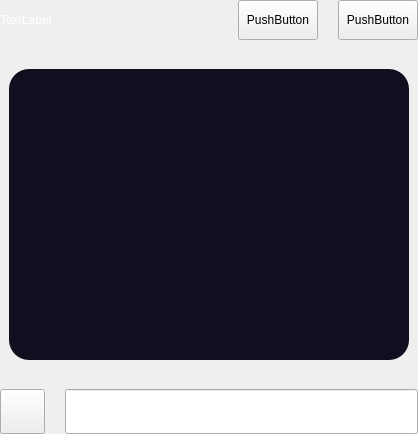
Qt form src/qt/settings/forms/settingsconsolewidget.ui (eons-finance/ALQO) before a commit.
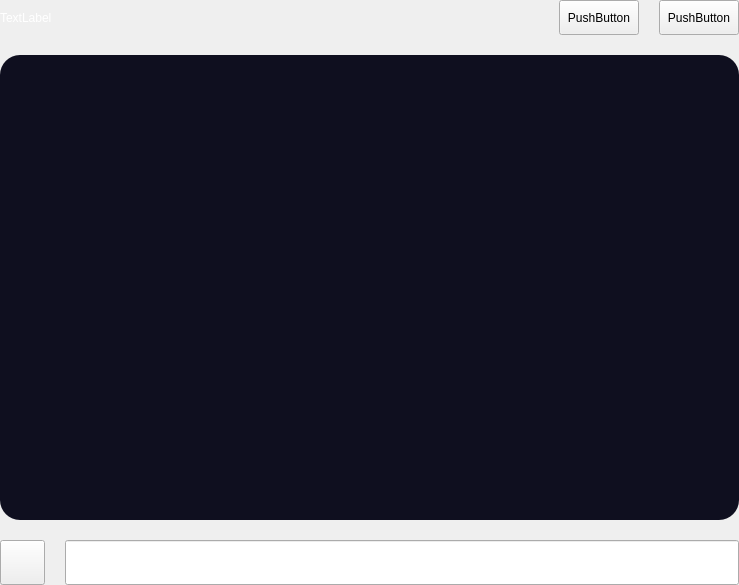
The same form after that commit.

Commit message: Fix menu position issue and style

```diff
--- a/src/qt/settings/forms/settingsconsolewidget.ui
+++ b/src/qt/settings/forms/settingsconsolewidget.ui
@@ -6,8 +6,8 @@
    <rect>
     <x>0</x>
     <y>0</y>
-    <width>418</width>
-    <height>434</height>
+    <width>739</width>
+    <height>585</height>
    </rect>
   </property>
   <property name="windowTitle">
@@ -82,7 +82,7 @@
             <property name="minimumSize">
              <size>
               <width>0</width>
-              <height>40</height>
+              <height>35</height>
              </size>
             </property>
             <property name="text">
@@ -95,13 +95,13 @@
             <property name="minimumSize">
              <size>
               <width>0</width>
-              <height>40</height>
+              <height>35</height>
              </size>
             </property>
             <property name="maximumSize">
              <size>
               <width>16777215</width>
-              <height>40</height>
+              <height>35</height>
              </size>
             </property>
             <property name="text">
@@ -135,12 +135,15 @@
             <height>300</height>
            </size>
           </property>
+          <property name="styleSheet">
+           <string notr="true"> background-color: #0f0f1f;
+border-radius: 20px;</string>
+          </property>
           <layout class="QVBoxLayout" name="verticalLayout_4">
            <item>
             <widget class="QTextEdit" name="messagesWidget">
              <property name="styleSheet">
-              <string notr="true"> background-color: #0f0f1f;
-border-radius: 20px;</string>
+              <string notr="true">background: transparent;</string>
              </property>
             </widget>
            </item>
```
The commit also changes 21 other files.
